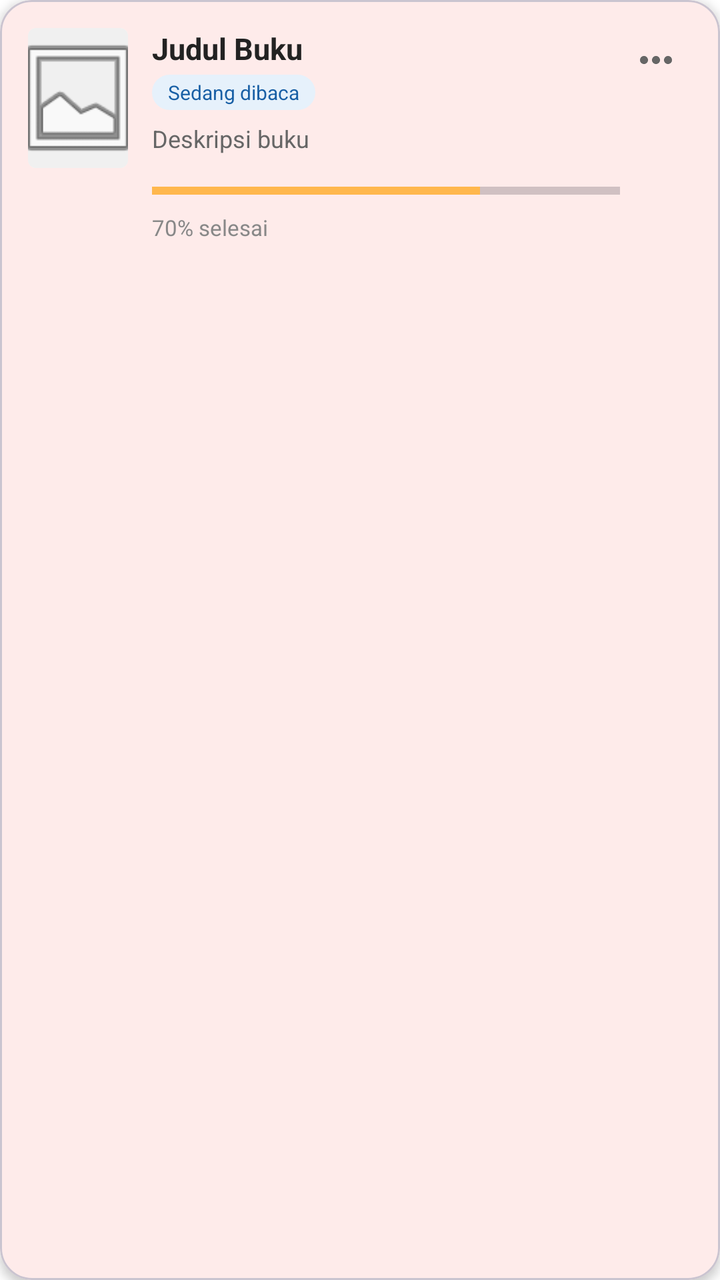
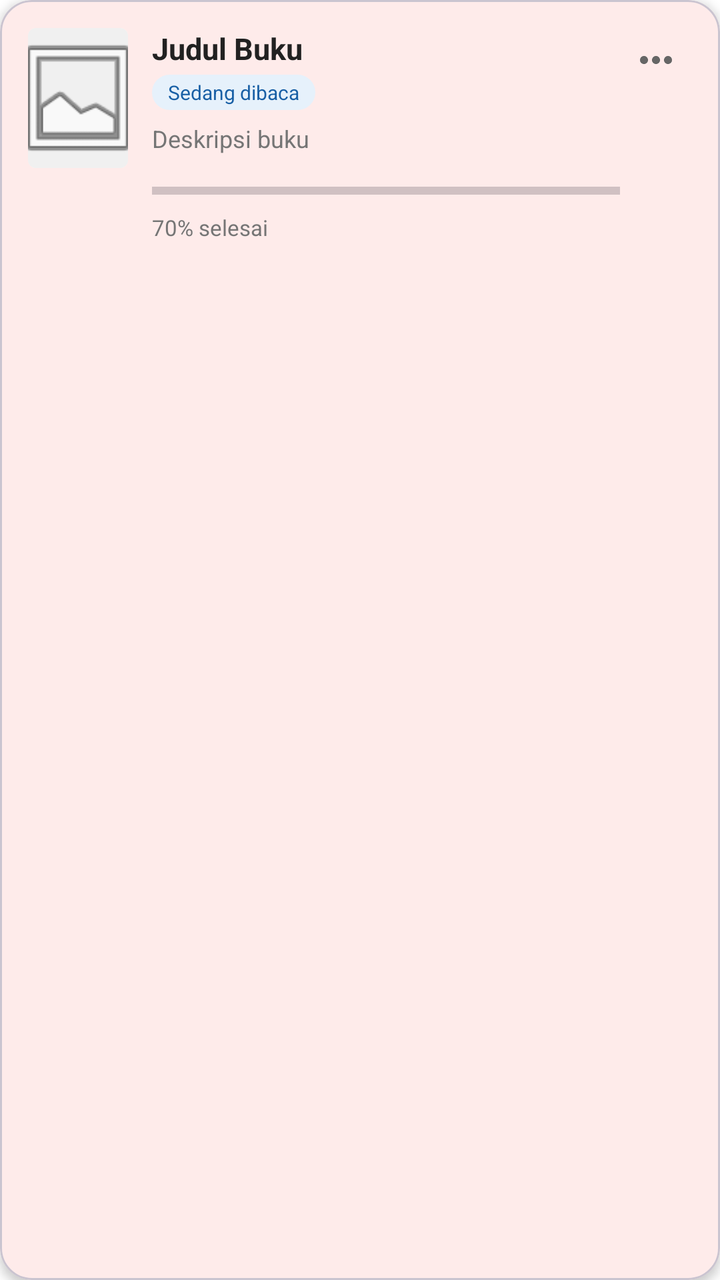

Screens rendered from an Android XML layout before and after an edit, with the pre-edit source and the edit as a unified diff.
<!-- AndroidManifest.xml: application theme Theme.RABU -->
<!-- res/layout/item_buku.xml -->
<?xml version="1.0" encoding="utf-8"?>
<com.google.android.material.card.MaterialCardView
    xmlns:android="http://schemas.android.com/apk/res/android"
    xmlns:app="http://schemas.android.com/apk/res-auto"
    android:layout_width="match_parent"
    android:layout_height="wrap_content"
    android:layout_marginBottom="12dp"
    app:cardCornerRadius="16dp"
    app:cardElevation="3dp">

    <RelativeLayout
        android:layout_width="match_parent"
        android:layout_height="wrap_content"
        android:padding="14dp">

        
        <androidx.cardview.widget.CardView
            android:id="@+id/cvCoverItem"
            android:layout_width="50dp"
            android:layout_height="70dp"
            app:cardCornerRadius="4dp"
            app:cardElevation="0dp">

            <ImageView
                android:id="@+id/ivBuku"
                android:layout_width="match_parent"
                android:layout_height="match_parent"
                android:scaleType="centerCrop"
                android:src="@android:drawable/ic_menu_gallery"
                android:background="#F0F0F0" />
        </androidx.cardview.widget.CardView>

        <ImageButton
            android:id="@+id/btnMenu"
            android:layout_width="36dp"
            android:layout_height="36dp"
            android:layout_alignParentEnd="true"
            android:layout_alignParentTop="true"
            android:background="?attr/selectableItemBackgroundBorderless"
            android:src="@drawable/ic_more_horizontal"
            android:padding="6dp"
            android:contentDescription="Menu"
            android:tint="#666666" />

        <LinearLayout
            android:layout_width="match_parent"
            android:layout_height="wrap_content"
            android:layout_toEndOf="@id/cvCoverItem"
            android:layout_toStartOf="@id/btnMenu"
            android:layout_marginStart="12dp"
            android:orientation="vertical">

            <TextView
                android:id="@+id/txtJudul"
                android:layout_width="match_parent"
                android:layout_height="wrap_content"
                android:ellipsize="end"
                android:maxLines="1"
                android:text="Judul Buku"
                android:textColor="#222222"
                android:textSize="15sp"
                android:textStyle="bold" />

            <TextView
                android:id="@+id/txtStatus"
                android:layout_width="wrap_content"
                android:layout_height="wrap_content"
                android:layout_marginTop="3dp"
                android:background="@drawable/bg_badge_sedang"
                android:paddingHorizontal="8dp"
                android:paddingVertical="2dp"
                android:text="Sedang dibaca"
                android:textColor="#185FA5"
                android:textSize="10sp" />

            <TextView
                android:id="@+id/txtDeskripsi"
                android:layout_width="match_parent"
                android:layout_height="wrap_content"
                android:layout_marginTop="6dp"
                android:ellipsize="end"
                android:maxLines="2"
                android:text="Deskripsi buku"
                android:textColor="#666666"
                android:textSize="12sp" />

            <ProgressBar
                android:id="@+id/progressBaca"
                style="?android:attr/progressBarStyleHorizontal"
                android:layout_width="match_parent"
                android:layout_height="wrap_content"
                android:layout_marginTop="10dp"
                android:max="100"
                android:progress="70" />

            <TextView
                android:id="@+id/txtProgress"
                android:layout_width="wrap_content"
                android:layout_height="wrap_content"
                android:layout_marginTop="3dp"
                android:text="70% selesai"
                android:textColor="#888888"
                android:textSize="11sp" />
        </LinearLayout>
    </RelativeLayout>
</com.google.android.material.card.MaterialCardView>
<!-- resources referenced by this layout -->
<resources>
  <!-- drawable bg_badge_sedang (drawable) -->
  <?xml version="1.0" encoding="utf-8"?>
  <shape xmlns:android="http://schemas.android.com/apk/res/android">
      <solid android:color="#E6F1FB" />
      <corners android:radius="99dp" />
  </shape>
  <!-- drawable ic_more_horizontal (drawable) -->
  <vector xmlns:android="http://schemas.android.com/apk/res/android"
      android:width="24dp"
      android:height="24dp"
      android:viewportWidth="24"
      android:viewportHeight="24">
  
      <path
          android:fillColor="#666666"
          android:pathData="M6,12a2,2 0,1 1,0 -4a2,2 0,0 1,0 4z
                            M12,12a2,2 0,1 1,0 -4a2,2 0,0 1,0 4z
                            M18,12a2,2 0,1 1,0 -4a2,2 0,0 1,0 4z"/>
  </vector>
  <style name="Theme.RABU" parent="Base.Theme.RABU" />
  <style name="Base.Theme.RABU" parent="Theme.Material3.DayNight.NoActionBar">
          
          <item name="colorPrimary">@color/primary_orange</item>
          <item name="colorPrimaryVariant">@color/primary_orange_dark</item>
          <item name="colorSecondary">@color/primary_orange_light</item>
  
          
          <item name="android:statusBarColor">@color/app_background</item>
          <item name="android:windowLightStatusBar">true</item>
  
          
          <item name="android:windowBackground">@color/app_background</item>
      </style>
  <color name="primary_orange">#FF6B00</color>
  <color name="primary_orange_dark">#E65100</color>
  <color name="primary_orange_light">#FFB74D</color>
  <color name="app_background">#FFFFFF</color>
</resources>

<!-- the commit's change to res/layout/item_buku.xml (unified diff, before → after) -->
@@ -57,7 +57,7 @@
                 android:ellipsize="end"
                 android:maxLines="1"
                 android:text="Judul Buku"
-                android:textColor="#222222"
+                android:textColor="@color/app_text_main"
                 android:textSize="15sp"
                 android:textStyle="bold" />
 
@@ -81,7 +81,7 @@
                 android:ellipsize="end"
                 android:maxLines="2"
                 android:text="Deskripsi buku"
-                android:textColor="#666666"
+                android:textColor="@color/app_text_secondary"
                 android:textSize="12sp" />
 
             <ProgressBar
@@ -91,7 +91,7 @@
                 android:layout_height="wrap_content"
                 android:layout_marginTop="10dp"
                 android:max="100"
-                android:progress="70" />
+                android:progressTint="@color/primary_orange" />
 
             <TextView
                 android:id="@+id/txtProgress"
@@ -99,7 +99,7 @@
                 android:layout_height="wrap_content"
                 android:layout_marginTop="3dp"
                 android:text="70% selesai"
-                android:textColor="#888888"
+                android:textColor="@color/app_text_secondary"
                 android:textSize="11sp" />
         </LinearLayout>
     </RelativeLayout>
<!-- resource entries referenced after the edit -->
@@ -1,5 +1,7 @@
 <!-- resources referenced by this layout -->
 <resources>
+  <color name="app_text_main">#212121</color>
+  <color name="app_text_secondary">#757575</color>
   <!-- drawable bg_badge_sedang (drawable) -->
   <?xml version="1.0" encoding="utf-8"?>
   <shape xmlns:android="http://schemas.android.com/apk/res/android">
